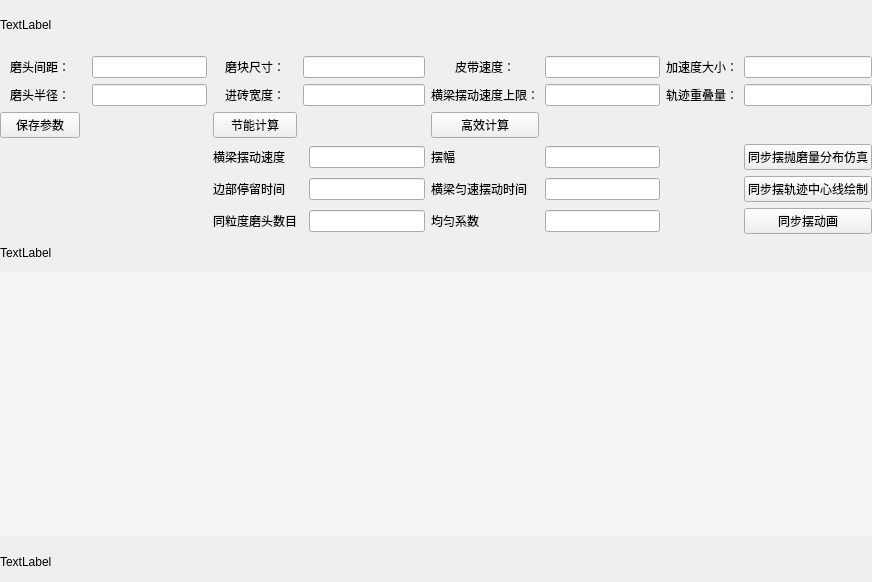
First picture: the form in Equal_Calc.ui, repository wuheideyun/PolishingParameterNew, before the edit.
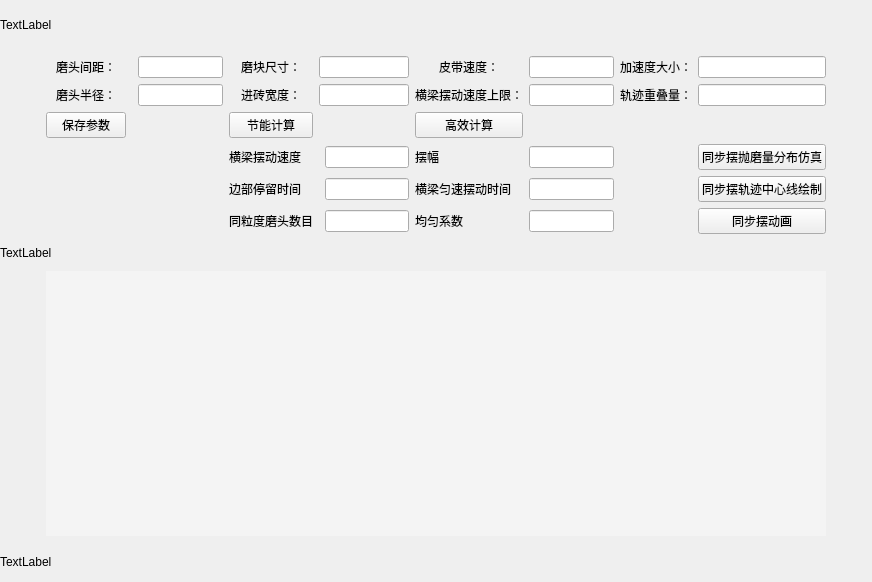
Second picture: the form after the edit.

What changed in the file:
```diff
--- a/Equal_Calc.ui
+++ b/Equal_Calc.ui
@@ -30,179 +30,226 @@
     <property name="spacing">
      <number>6</number>
     </property>
-    <item row="4" column="5">
-     <widget class="QLineEdit" name="lineEdit_beam_swing_speed"/>
+    <item row="6" column="6">
+     <widget class="QLineEdit" name="lineEdit_num"/>
+    </item>
+    <item row="2" column="8">
+     <widget class="QLineEdit" name="lineEdit_beam_speed_up"/>
+    </item>
+    <item row="1" column="10">
+     <widget class="QLineEdit" name="lineEdit_accelerate"/>
     </item>
     <item row="1" column="7">
-     <widget class="QLineEdit" name="lineEdit_belt_speed"/>
+     <widget class="QLabel" name="label_belt_speed">
+      <property name="text">
+       <string>&lt;html&gt;&lt;head/&gt;&lt;body&gt;&lt;p align=&quot;center&quot;&gt;皮带速度：&lt;/p&gt;&lt;/body&gt;&lt;/html&gt;</string>
+      </property>
+     </widget>
     </item>
-    <item row="2" column="0">
-     <widget class="QLabel" name="label_radius">
+    <item row="5" column="7">
+     <widget class="QLabel" name="label_beam_constant_time">
       <property name="text">
-       <string>&lt;html&gt;&lt;head/&gt;&lt;body&gt;&lt;p align=&quot;center&quot;&gt;磨头半径：&lt;/p&gt;&lt;/body&gt;&lt;/html&gt;</string>
+       <string>横梁匀速摆动时间</string>
       </property>
      </widget>
     </item>
     <item row="2" column="9">
-     <widget class="QLineEdit" name="lineEdit_overlap"/>
-    </item>
-    <item row="3" column="3">
-     <widget class="QPushButton" name="button_energy_calculate">
-      <property name="text">
-       <string>节能计算</string>
-      </property>
-     </widget>
-    </item>
-    <item row="2" column="4" colspan="2">
-     <widget class="QLineEdit" name="lineEdit_ceramic_width"/>
-    </item>
-    <item row="2" column="8">
      <widget class="QLabel" name="label_overlap">
       <property name="text">
        <string>&lt;html&gt;&lt;head/&gt;&lt;body&gt;&lt;p align=&quot;center&quot;&gt;轨迹重叠量：&lt;/p&gt;&lt;/body&gt;&lt;/html&gt;</string>
       </property>
      </widget>
     </item>
-    <item row="4" column="9">
-     <widget class="QPushButton" name="button_simulation_equal">
+    <item row="3" column="4">
+     <widget class="QPushButton" name="button_energy_calculate">
       <property name="text">
-       <string>同步摆抛磨量分布仿真</string>
+       <string>节能计算</string>
       </property>
      </widget>
     </item>
-    <item row="5" column="7">
-     <widget class="QLineEdit" name="lineEdit_beam_constant_time"/>
-    </item>
-    <item row="2" column="6">
-     <widget class="QLabel" name="label_beam_speed_up">
-      <property name="text">
-       <string>&lt;html&gt;&lt;head/&gt;&lt;body&gt;&lt;p&gt;横梁摆动速度上限：&lt;/p&gt;&lt;/body&gt;&lt;/html&gt;</string>
-      </property>
-     </widget>
-    </item>
-    <item row="4" column="6">
-     <widget class="QLabel" name="label_swing">
-      <property name="text">
-       <string>摆幅</string>
-      </property>
-     </widget>
-    </item>
-    <item row="1" column="3">
-     <widget class="QLabel" name="label_grind_size">
-      <property name="text">
-       <string>&lt;html&gt;&lt;head/&gt;&lt;body&gt;&lt;p align=&quot;center&quot;&gt;磨块尺寸：&lt;/p&gt;&lt;/body&gt;&lt;/html&gt;</string>
-      </property>
-     </widget>
-    </item>
-    <item row="1" column="2">
-     <widget class="QLineEdit" name="lineEdit_between"/>
-    </item>
-    <item row="2" column="7">
-     <widget class="QLineEdit" name="lineEdit_beam_speed_up"/>
-    </item>
-    <item row="3" column="6">
-     <widget class="QPushButton" name="button_efficient_calculate">
-      <property name="text">
-       <string>高效计算</string>
-      </property>
-     </widget>
-    </item>
-    <item row="2" column="2">
-     <widget class="QLineEdit" name="lineEdit_radius"/>
-    </item>
-    <item row="6" column="3">
-     <widget class="QLabel" name="label_num">
-      <property name="text">
-       <string>同粒度磨头数目</string>
-      </property>
-     </widget>
-    </item>
-    <item row="1" column="4" colspan="2">
-     <widget class="QLineEdit" name="lineEdit_grind_size"/>
-    </item>
-    <item row="6" column="5">
-     <widget class="QLineEdit" name="lineEdit_num"/>
-    </item>
-    <item row="8" column="0" colspan="10">
+    <item row="8" column="1" colspan="10">
      <widget class="QWidget" name="widget" native="true">
       <property name="styleSheet">
        <string notr="true">background-color: rgb(244, 244, 244);</string>
       </property>
      </widget>
     </item>
-    <item row="5" column="9">
+    <item row="4" column="7">
+     <widget class="QLabel" name="label_swing">
+      <property name="text">
+       <string>摆幅</string>
+      </property>
+     </widget>
+    </item>
+    <item row="5" column="10">
      <widget class="QPushButton" name="button_middle_line_equal">
       <property name="text">
        <string>同步摆轨迹中心线绘制</string>
       </property>
      </widget>
     </item>
-    <item row="4" column="7">
-     <widget class="QLineEdit" name="lineEdit_swing"/>
+    <item row="2" column="5" colspan="2">
+     <widget class="QLineEdit" name="lineEdit_ceramic_width"/>
     </item>
-    <item row="4" column="3">
+    <item row="5" column="8">
+     <widget class="QLineEdit" name="lineEdit_beam_constant_time"/>
+    </item>
+    <item row="4" column="4">
      <widget class="QLabel" name="label_beam_swing_speed">
       <property name="text">
        <string>&lt;html&gt;&lt;head/&gt;&lt;body&gt;&lt;p&gt;横梁摆动速度&lt;/p&gt;&lt;/body&gt;&lt;/html&gt;</string>
       </property>
      </widget>
     </item>
+    <item row="6" column="8">
+     <widget class="QLineEdit" name="lineEdit_coefficient"/>
+    </item>
+    <item row="1" column="0">
+     <spacer name="horizontalSpacer">
+      <property name="orientation">
+       <enum>Qt::Orientation::Horizontal</enum>
+      </property>
+      <property name="sizeType">
+       <enum>QSizePolicy::Policy::Fixed</enum>
+      </property>
+      <property name="sizeHint" stdset="0">
+       <size>
+        <width>40</width>
+        <height>20</height>
+       </size>
+      </property>
+     </spacer>
+    </item>
+    <item row="2" column="10">
+     <widget class="QLineEdit" name="lineEdit_overlap"/>
+    </item>
+    <item row="3" column="7">
+     <widget class="QPushButton" name="button_efficient_calculate">
+      <property name="text">
+       <string>高效计算</string>
+      </property>
+     </widget>
+    </item>
+    <item row="5" column="6">
+     <widget class="QLineEdit" name="lineEdit_stay_time"/>
+    </item>
+    <item row="2" column="7">
+     <widget class="QLabel" name="label_beam_speed_up">
+      <property name="text">
+       <string>&lt;html&gt;&lt;head/&gt;&lt;body&gt;&lt;p&gt;横梁摆动速度上限：&lt;/p&gt;&lt;/body&gt;&lt;/html&gt;</string>
+      </property>
+     </widget>
+    </item>
+    <item row="4" column="6">
+     <widget class="QLineEdit" name="lineEdit_beam_swing_speed"/>
+    </item>
+    <item row="6" column="4">
+     <widget class="QLabel" name="label_num">
+      <property name="text">
+       <string>同粒度磨头数目</string>
+      </property>
+     </widget>
+    </item>
+    <item row="1" column="3">
+     <widget class="QLineEdit" name="lineEdit_between"/>
+    </item>
+    <item row="5" column="4">
+     <widget class="QLabel" name="label_stay_time">
+      <property name="text">
+       <string>边部停留时间</string>
+      </property>
+     </widget>
+    </item>
     <item row="2" column="3">
+     <widget class="QLineEdit" name="lineEdit_radius"/>
+    </item>
+    <item row="4" column="10">
+     <widget class="QPushButton" name="button_simulation_equal">
+      <property name="text">
+       <string>同步摆抛磨量分布仿真</string>
+      </property>
+     </widget>
+    </item>
+    <item row="1" column="8">
+     <widget class="QLineEdit" name="lineEdit_belt_speed"/>
+    </item>
+    <item row="1" column="9">
+     <widget class="QLabel" name="label_accelerate">
+      <property name="text">
+       <string>&lt;html&gt;&lt;head/&gt;&lt;body&gt;&lt;p align=&quot;center&quot;&gt;加速度大小：&lt;/p&gt;&lt;/body&gt;&lt;/html&gt;</string>
+      </property>
+     </widget>
+    </item>
+    <item row="1" column="4">
+     <widget class="QLabel" name="label_grind_size">
+      <property name="text">
+       <string>&lt;html&gt;&lt;head/&gt;&lt;body&gt;&lt;p align=&quot;center&quot;&gt;磨块尺寸：&lt;/p&gt;&lt;/body&gt;&lt;/html&gt;</string>
+      </property>
+     </widget>
+    </item>
+    <item row="2" column="1">
+     <widget class="QLabel" name="label_radius">
+      <property name="text">
+       <string>&lt;html&gt;&lt;head/&gt;&lt;body&gt;&lt;p align=&quot;center&quot;&gt;磨头半径：&lt;/p&gt;&lt;/body&gt;&lt;/html&gt;</string>
+      </property>
+     </widget>
+    </item>
+    <item row="2" column="4">
      <widget class="QLabel" name="label_ceramic_width">
       <property name="text">
        <string>&lt;html&gt;&lt;head/&gt;&lt;body&gt;&lt;p align=&quot;center&quot;&gt;进砖宽度：&lt;/p&gt;&lt;/body&gt;&lt;/html&gt;</string>
       </property>
      </widget>
     </item>
-    <item row="5" column="3">
-     <widget class="QLabel" name="label_stay_time">
+    <item row="1" column="5" colspan="2">
+     <widget class="QLineEdit" name="lineEdit_grind_size"/>
+    </item>
+    <item row="1" column="1">
+     <widget class="QLabel" name="label_between">
       <property name="text">
-       <string>边部停留时间</string>
+       <string>&lt;html&gt;&lt;head/&gt;&lt;body&gt;&lt;p align=&quot;center&quot;&gt;磨头间距：&lt;/p&gt;&lt;/body&gt;&lt;/html&gt;</string>
       </property>
      </widget>
     </item>
-    <item row="6" column="9">
+    <item row="4" column="8">
+     <widget class="QLineEdit" name="lineEdit_swing"/>
+    </item>
+    <item row="6" column="10">
      <widget class="QPushButton" name="button_animation_equal">
       <property name="text">
        <string>同步摆动画</string>
       </property>
      </widget>
     </item>
-    <item row="7" column="0" colspan="10">
-     <widget class="QLabel" name="label_middle">
-      <property name="minimumSize">
-       <size>
-        <width>500</width>
-        <height>0</height>
-       </size>
-      </property>
-      <property name="maximumSize">
-       <size>
-        <width>16777215</width>
-        <height>25</height>
-       </size>
-      </property>
+    <item row="3" column="1">
+     <widget class="QPushButton" name="button_save_parameter">
       <property name="text">
-       <string>TextLabel</string>
+       <string>保存参数</string>
       </property>
      </widget>
     </item>
-    <item row="5" column="6">
-     <widget class="QLabel" name="label_beam_constant_time">
-      <property name="text">
-       <string>横梁匀速摆动时间</string>
-      </property>
-     </widget>
-    </item>
-    <item row="6" column="6">
+    <item row="6" column="7">
      <widget class="QLabel" name="label_coefficient">
       <property name="text">
        <string>均匀系数</string>
       </property>
      </widget>
     </item>
-    <item row="1" column="9">
-     <widget class="QLineEdit" name="lineEdit_accelerate"/>
+    <item row="1" column="11">
+     <spacer name="horizontalSpacer_2">
+      <property name="orientation">
+       <enum>Qt::Orientation::Horizontal</enum>
+      </property>
+      <property name="sizeType">
+       <enum>QSizePolicy::Policy::Fixed</enum>
+      </property>
+      <property name="sizeHint" stdset="0">
+       <size>
+        <width>40</width>
+        <height>20</height>
+       </size>
+      </property>
+     </spacer>
     </item>
     <item row="0" column="0" colspan="10">
      <widget class="QLabel" name="label_top">
@@ -223,34 +270,26 @@
       </property>
      </widget>
     </item>
-    <item row="1" column="6">
-     <widget class="QLabel" name="label_belt_speed">
-      <property name="text">
-       <string>&lt;html&gt;&lt;head/&gt;&lt;body&gt;&lt;p align=&quot;center&quot;&gt;皮带速度：&lt;/p&gt;&lt;/body&gt;&lt;/html&gt;</string>
+    <item row="7" column="0" colspan="12">
+     <widget class="QLabel" name="label_middle">
+      <property name="minimumSize">
+       <size>
+        <width>500</width>
+        <height>0</height>
+       </size>
       </property>
-     </widget>
-    </item>
-    <item row="6" column="7">
-     <widget class="QLineEdit" name="lineEdit_coefficient"/>
-    </item>
-    <item row="1" column="0">
-     <widget class="QLabel" name="label_between">
-      <property name="text">
-       <string>&lt;html&gt;&lt;head/&gt;&lt;body&gt;&lt;p align=&quot;center&quot;&gt;磨头间距：&lt;/p&gt;&lt;/body&gt;&lt;/html&gt;</string>
+      <property name="maximumSize">
+       <size>
+        <width>16777215</width>
+        <height>25</height>
+       </size>
       </property>
-     </widget>
-    </item>
-    <item row="1" column="8">
-     <widget class="QLabel" name="label_accelerate">
       <property name="text">
-       <string>&lt;html&gt;&lt;head/&gt;&lt;body&gt;&lt;p align=&quot;center&quot;&gt;加速度大小：&lt;/p&gt;&lt;/body&gt;&lt;/html&gt;</string>
+       <string>TextLabel</string>
       </property>
      </widget>
     </item>
-    <item row="5" column="5">
-     <widget class="QLineEdit" name="lineEdit_stay_time"/>
-    </item>
-    <item row="9" column="0" colspan="10">
+    <item row="9" column="0" colspan="12">
      <widget class="QLabel" name="label_bottom">
       <property name="minimumSize">
        <size>
@@ -269,13 +308,6 @@
       </property>
      </widget>
     </item>
-    <item row="3" column="0">
-     <widget class="QPushButton" name="button_save_parameter">
-      <property name="text">
-       <string>保存参数</string>
-      </property>
-     </widget>
-    </item>
    </layout>
   </widget>
   <widget class="QMenuBar" name="menubar">
```
Left out of the diff: 2 changed lines with no effect on the pictures.
